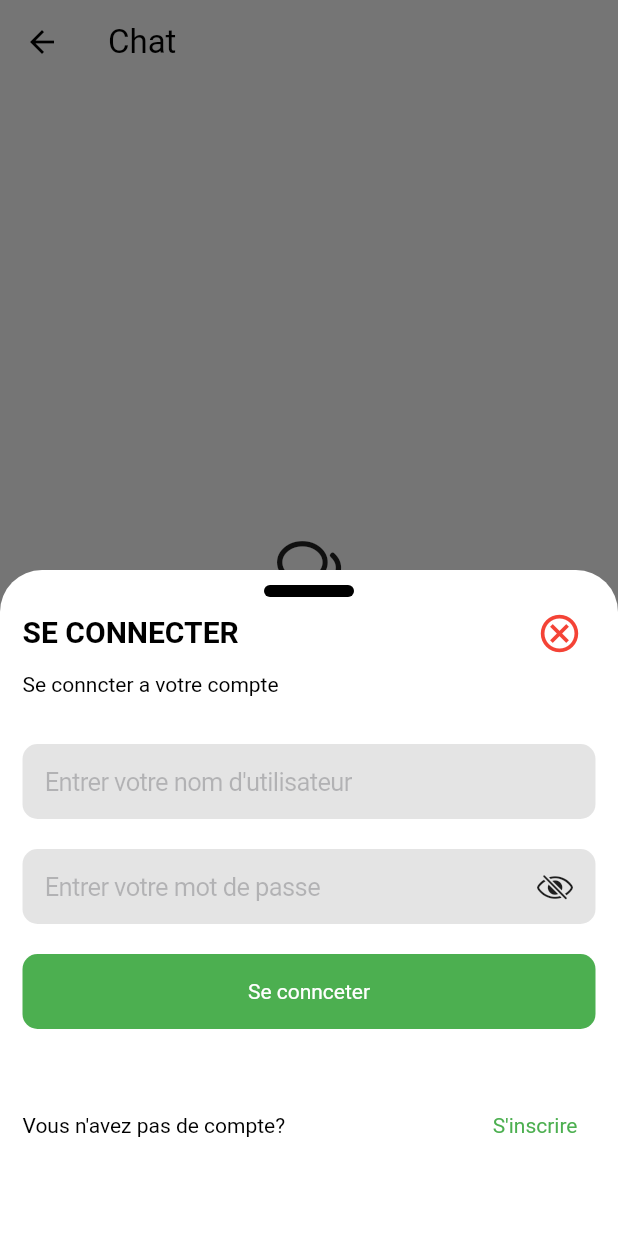
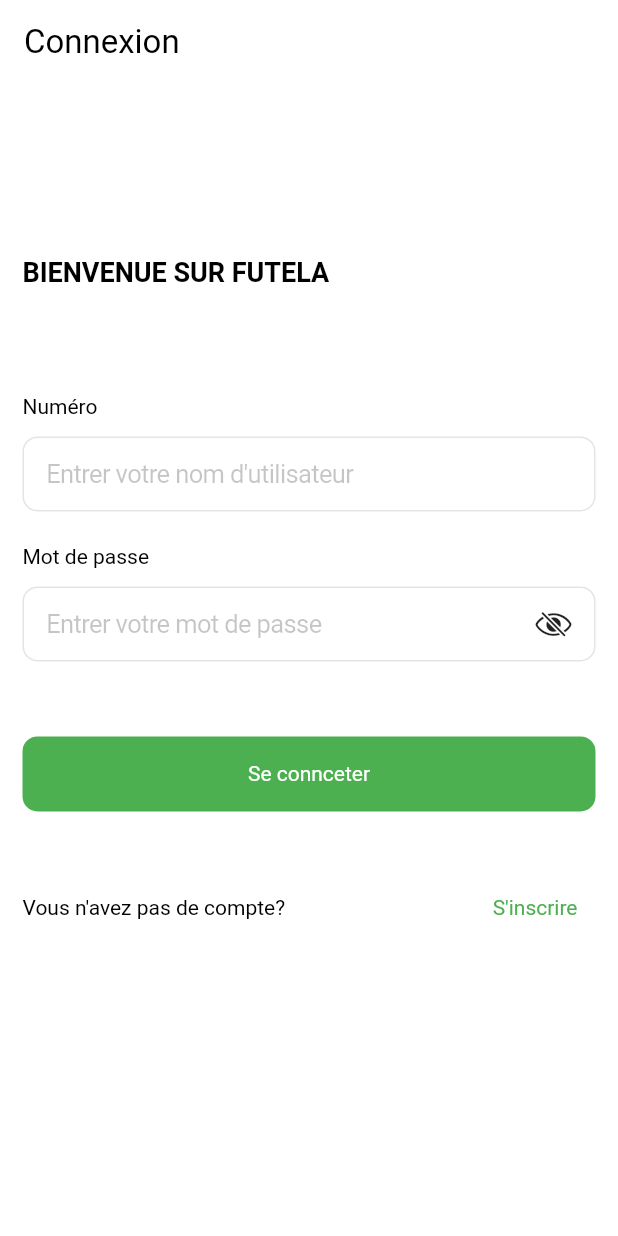
Before and after one commit to justinakonkwa/futela, a Flutter app: the ChatPage screen opened by its route, after a tap on "Connexion", on a phone screen of 412 x 824 dp. Run offline on Flutter 3.47's test engine with Material 3 defaults, Android fonts, the phone set to English and light mode, and no system bars; our stand-ins replace country_code_picker, fluentui_system_icons, flutter_translate, font_awesome_flutter, image_picker, shared_preferences; accounts and stored records are empty; Roboto replaces fonts that are missing (Montserrat, Outfit).

Commit message:
reformated design homepage

```diff
--- a/lib/authentification/login_page.dart
+++ b/lib/authentification/login_page.dart
@@ -3,7 +3,6 @@
 import 'package:flutter/cupertino.dart';
 import 'package:flutter/material.dart';
 import 'package:flutter_translate/flutter_translate.dart';
-import 'package:futela/authentification/signup_page.dart';
 import 'package:futela/main_page.dart';
 import 'package:futela/modeles/user_provider.dart';
 import 'package:futela/widgets/app_text.dart';
@@ -14,7 +13,7 @@
 import 'package:provider/provider.dart';
 
 class LoginPage extends StatefulWidget {
-  final Function? onLoginSuccess; // Paramètre de rappel
+  final Function? onLoginSuccess;
 
   const LoginPage({Key? key, this.onLoginSuccess}) : super(key: key);
 
@@ -33,57 +32,50 @@
   Widget build(BuildContext context) {
     final userProvider = Provider.of<UserProvider>(context);
 
-    return SingleChildScrollView(
+    return Scaffold(
+      appBar: AppBar(
+        automaticallyImplyLeading: false,
+        title: AppText(text: 'Connexion'),
+      ),
+      body: SingleChildScrollView(
         padding: EdgeInsets.only(
           bottom: MediaQuery.of(context)
               .viewInsets
               .bottom, // Ajuste le padding en bas
         ),
         child: Container(
+          alignment: Alignment.center,
           decoration: BoxDecoration(
             borderRadius: BorderRadius.circular(20),
           ),
-        padding:
-            const EdgeInsets.only(left: 15.0, right: 15.0, top: 10, bottom: 50),
+          padding: const EdgeInsets.only(
+              left: 15.0, right: 15.0, top: 10, bottom: 50),
           child: Column(
-          mainAxisSize: MainAxisSize.min,
+            mainAxisAlignment: MainAxisAlignment.start,
             children: [
-            Container(
-              alignment: Alignment.center,
-              height: 8,
-              width: 60,
-              decoration: BoxDecoration(
-                borderRadius: BorderRadius.circular(5),
-                color: Colors.black,
+              SizedBox(
+                height: MediaQuery.of(context).size.height / 8,
+              ),
+              Align(
+                alignment: Alignment.centerLeft,
+                child: AppTextLarge(
+                  text: "BIENVENUE SUR FUTELA",
+                  color: Theme.of(context).colorScheme.onBackground,
+                  size: 18.0,
                 ),
               ),
-            Row(
-              children: [
-                AppTextLarge(
-                  text: "SE CONNECTER",
-                  color: Theme.of(context).colorScheme.onBackground,
-                  size: 20.0,
+
+              SizedBox(
+                height: MediaQuery.of(context).size.height * 0.08,
               ),
-                const Spacer(),
-                IconButton(
-                  onPressed: () {
-                    Navigator.pop(context);
-                  },
-                  icon: const Icon(
-                    Icons.cancel_outlined,
-                    color: Colors.red,
-                    size: 30,
-                  ),
-                ),
-              ],
-            ),
+
               Container(
                 alignment: Alignment.topLeft,
                 child: AppText(
-                text: 'Se conncter a votre compte',
+                  text: 'Numéro',
                 ),
               ),
-            const SizedBox(height: 30),
+              sizedbox,
               buildTextField(
                 context,
                 controller: _usernameController,
@@ -91,6 +83,13 @@
                 isNumber: false,
               ),
               const SizedBox(height: 20),
+              Container(
+                alignment: Alignment.topLeft,
+                child: AppText(
+                  text: 'Mot de passe',
+                ),
+              ),
+              sizedbox,
               buildTextField(
                 context,
                 controller: _passwordController,
@@ -101,7 +100,7 @@
                   child: Icon(CupertinoIcons.eye_slash),
                 ),
               ),
-            const SizedBox(height: 20),
+              const SizedBox(height: 50),
               NextButton(
                 onTap: () async {
                   setState(() => isLoading = true);
@@ -113,14 +112,14 @@
 
                   if (userProvider.isLoggedIn) {
                     Navigator.of(context).pushAndRemoveUntil(
-                    MaterialPageRoute(builder: (context) => MainPage()),
+                      MaterialPageRoute(builder: (context) => const MainPage()),
                       (Route<dynamic> route) => false,
                     );
                   } else {
                     ScaffoldMessenger.of(context).showSnackBar(
                       SnackBar(
-                        content:
-                            Text(userProvider.errorMessage ?? 'Login failed.')),
+                          content: Text(
+                              userProvider.errorMessage ?? 'Login failed.')),
                     );
                   }
                 },
@@ -135,7 +134,7 @@
               if (userProvider.errorMessage != null)
                 Text(
                   userProvider.errorMessage!,
-                style: TextStyle(color: Colors.red),
+                  style: const TextStyle(color: Colors.red),
                 ),
               sizedbox,
               sizedbox,
@@ -222,18 +221,18 @@
                   const Spacer(),
                   TextButton(
                     onPressed: () {
-                    Navigator.pop(context);
-                    showModalBottomSheet(
-                      scrollControlDisabledMaxHeightRatio:
-                          MediaQuery.of(context).size.height * 0.2,
-                      context: context,
-                      builder: (BuildContext context) {
-                        return Container(
-                            color: Colors.transparent,
-                            height: MediaQuery.of(context).size.height * 0.8,
-                            child: SignUpPage());
-                      },
-                    );
+                      Navigator.pushNamed(context, '/signup');
+                      // showModalBottomSheet(
+                      //   scrollControlDisabledMaxHeightRatio:
+                      //       MediaQuery.of(context).size.height * 0.9,
+                      //   context: context,
+                      //   builder: (BuildContext context) {
+                      //     return Container(
+                      //         color: Colors.transparent,
+                      //         height: MediaQuery.of(context).size.height * 1,
+                      //         child: SignUpPage());
+                      //   },
+                      // );
                     },
                     child: AppText(
                       text: translate("S'inscrire"),
@@ -245,6 +244,7 @@
             ],
           ),
         ),
+      ),
     );
   }
 }
--- a/lib/main.dart
+++ b/lib/main.dart
@@ -1,6 +1,8 @@
 import 'package:flutter/cupertino.dart';
 import 'package:flutter/material.dart';
 import 'package:flutter_translate/flutter_translate.dart';
+import 'package:futela/authentification/login_page.dart';
+import 'package:futela/authentification/signup_page.dart';
 import 'package:futela/authentification/verification.dart';
 import 'package:futela/language/language_preferences.dart';
 import 'package:futela/main_page.dart';
@@ -64,8 +66,11 @@
           initialRoute: '/authentication', // Définir la route initiale
           routes: {
             '/authentication': (context) => AuthVerification(),
+            '/login': (context) => LoginPage(),
+            '/signup': (context) => SignUpPage(),
             '/main': (context) => MainPage(),
             '/chat': (context) => ChatPage(),
+
           },
         );
       },
--- a/lib/pages/menu/chatpage.dart
+++ b/lib/pages/menu/chatpage.dart
@@ -125,11 +125,10 @@
                 color: Theme.of(context).colorScheme.primary,
                 width: 200,
                 onTap: () {
-                  showModalBottomSheet(
-                    backgroundColor: Theme.of(context).colorScheme.background,
-                    context: context,
-                    isScrollControlled: true,
-                    builder: (_) => LoginPage(
+                  Navigator.push(
+                    context,
+                    MaterialPageRoute(
+                      builder: (context) => LoginPage(
                         onLoginSuccess: (userData) {
                           userProvider.login(
                             userData['username'],
@@ -137,7 +136,24 @@
                           );
                         },
                       ),
+                    ),
                   );
+                  // showModalBottomSheet(
+                  //   backgroundColor: Theme.of(context).colorScheme.background,
+                  //   context: context,
+                  //   isScrollControlled: true,
+                  //   builder: (_) => Container(
+                  //     height: MediaQuery.of(context).size.height * 0.95,
+                  //     child: LoginPage(
+                  //       onLoginSuccess: (userData) {
+                  //         userProvider.login(
+                  //           userData['username'],
+                  //           userData['password'],
+                  //         );
+                  //       },
+                  //     ),
+                  //   ),
+                  // );
                 },
                 child: AppText(
                   text: "Connexion",
--- a/lib/pages/menu/homepage.dart
+++ b/lib/pages/menu/homepage.dart
@@ -17,8 +17,7 @@
     with SingleTickerProviderStateMixin {
   late TabController _tabController;
   bool isLoading = true;
-  Map<String, Map<String, dynamic>> categories =
-      {}; // Utilisation d'un Map pour associer l'ID à la catégorie
+  Map<String, Map<String, dynamic>> categories = {};
 
   @override
   void initState() {
--- a/lib/widgets/textfield.dart
+++ b/lib/widgets/textfield.dart
@@ -24,7 +24,7 @@
                 margin: EdgeInsets.zero,
                 height: 50.0,
                 decoration: BoxDecoration(
-                  color: Colors.white,
+                  // color: Colors.white,
                   // border: Border.all(
                   //   color: Colors.grey,
                   // ),
@@ -47,7 +47,7 @@
               Expanded(
                 child: Container(
                   decoration: BoxDecoration(
-                      color: Theme.of(context).highlightColor,
+                      // color: Theme.of(context).highlightColor,
                       borderRadius: borderRadius),
                   height: 50.0,
                   child: CupertinoTextField(
@@ -72,7 +72,8 @@
         )
       : Container(
           decoration: BoxDecoration(
-              color: Theme.of(context).highlightColor,
+            border: Border.all(color: Theme.of(context).highlightColor,),
+              // color: Theme.of(context).highlightColor,
               borderRadius: borderRadius),
           height: 50,
           child: CupertinoTextField(
```
Also changed, not shown: lib/authentification/signup_page.dart (+65 -51 lines), lib/pages/menu/setting_page.dart (+8 -6 lines). Lines whose indentation alone changed are shown as unchanged.
